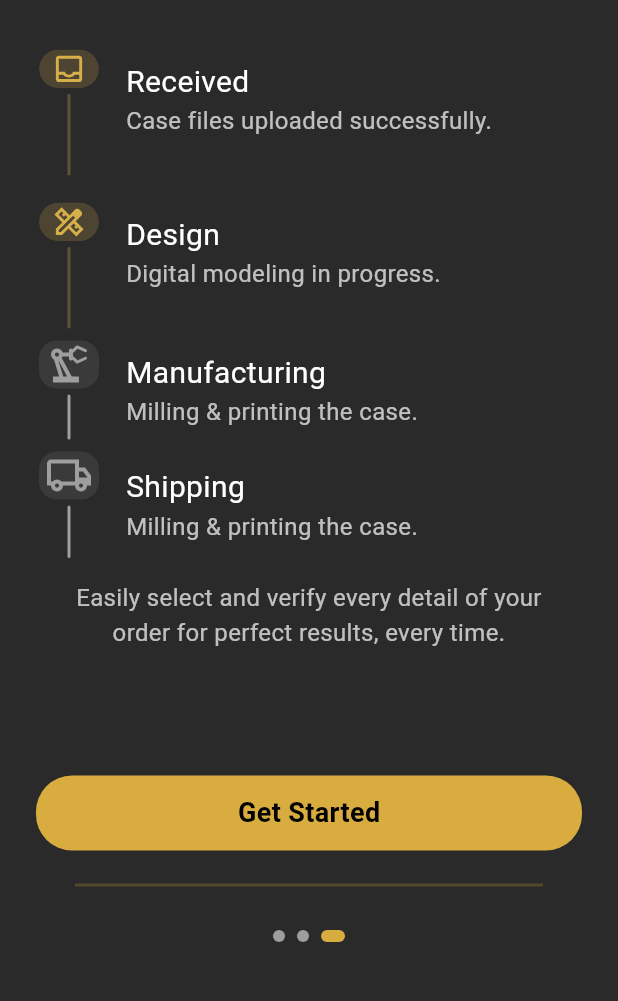
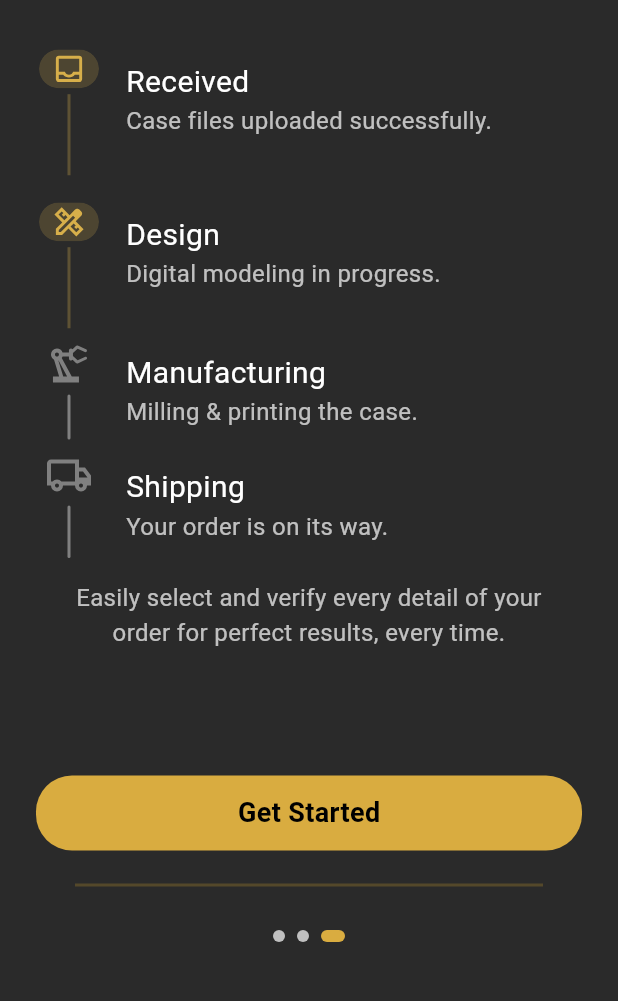
Before and after one commit to abdullahAabu-kuffa/dental_lab_app, a Flutter app: the screen it shows after launch, swiped to page 3, on a phone screen of 412 x 824 dp, the part 234-1235 px from its top. Run offline on Flutter 3.47's test engine with Material 3 defaults, Android fonts, the light colour scheme and no system bars; our stand-ins replace flutter_screenutil, flutter_svg.

Commit message:
refactor the code and remove the hard coded like strings and images's paths and colors

```diff
--- a/lib/core/constants/app_constants.dart
+++ b/lib/core/constants/app_constants.dart
@@ -13,6 +13,12 @@ class AppImages {
   static const path = 'assets/images/';
 
   static const String logo = '${path}logo.svg';
+  static const String upload = '${path}upload.svg';
+  static const String recieved = '${path}recieved.svg';
+  static const String design = '${path}design.svg';
+  static const String manufacturing = '${path}manufactoring.svg';
+  static const String shipping = '${path}shipping.svg';
+  static const String checkedOnboarding = '${path}checked_onboarding.svg';
 }
 
 // App Strings Constants
@@ -22,4 +28,29 @@ class AppStrings {
   static const String title = 'Avante dental solution';
   static const String materialTypes = 'Material Types';
   static const String shadeSelection = 'Shade Selection';
+  static const String designOptions = 'Design Options';
+  static const String chooseYourMaterial =
+      'Choose Your Material & Order Online';
+  static const String easilySelectDetails =
+      'Easily select and verify every detail of your order for perfect results, every time.';
+  static const String quote = 'Egypt\'s Avante';
+  static const String dental = ' dental';
+  static const String solution = ' solution';
+  static const String digitalCaseSubmission = '100% Digital Case Submission';
+  static const String uploadInstructions =
+      'Upload your ExoCAD or intraoral scan files directly to our cloud platform.';
+  static const String received = 'Received';
+  static const String caseFilesUploaded = 'Case files uploaded successfully.';
+  static const String design = 'Design';
+  static const String manufacturing = 'Manufacturing';
+  static const String digitalModelingInProgress =
+      'Digital modeling in progress.';
+  static const String millingAndPrintingTheCase =
+      'Milling & printing the case.';
+  static const String shipping = 'Shipping';
+  static const String shippingInProgress = 'Your order is on its way.';
+  static const String easlySelect =
+      'Easily select and verify every detail of your order for perfect results, every time.';
+  static const String getStarted = 'Get Started';
+  static const String next = 'Next';
 }
--- a/lib/core/theme/app_colors.dart
+++ b/lib/core/theme/app_colors.dart
@@ -8,5 +8,7 @@ class AppColors {
   static const Color goldenColor = Color(0xff54482A);
   static const Color whiteColor = Color(0xFFFFFFFF);
   static const Color whiteColor70 = Color(0xB3FFFFFF);
-
+  static const Color blackColor = Color(0xFF000000);
+  static const Color yellowColor = Color(0xffD9AC40);
+  static const Color greyColor = Color(0xFF808080);
 }
--- a/lib/presentation/screens/onboarding/onboarding_view.dart
+++ b/lib/presentation/screens/onboarding/onboarding_view.dart
@@ -1,4 +1,6 @@
-import 'package:dental_lab_app/presentation/screens/login/login.dart';
+import 'package:dental_lab_app/core/constants/app_constants.dart';
+import 'package:dental_lab_app/core/routing/app_router.dart';
+import 'package:dental_lab_app/core/theme/app_colors.dart';
 import 'package:dental_lab_app/presentation/screens/onboarding/first_onboarding.dart';
 import 'package:dental_lab_app/presentation/screens/onboarding/second_onboarding.dart';
 import 'package:dental_lab_app/presentation/screens/onboarding/third_onboarding.dart';
@@ -46,16 +48,14 @@ class _OnboardingViewState extends State<OnboardingView> {
                       curve: Curves.easeInOut,
                     );
                   } else {
-                    Navigator.of(
-                      context,
-                    ).push(MaterialPageRoute(builder: (_) => const Login()));
+                    Navigator.pushNamedAndRemoveUntil(context, Routes.loginRoute, (route) => false);
                   }
                 },
                 child: Center(
                   child: Text(
-                    _currentPage < 2 ? 'Next' : 'Get Started',
+                    _currentPage < 2 ? AppStrings.next : AppStrings.getStarted,
                     style: TextStyle(
-                      color: Colors.black,
+                      color: AppColors.blackColor,
                       fontSize: 18,
                       fontWeight: FontWeight.w600,
                     ),
@@ -68,7 +68,7 @@ class _OnboardingViewState extends State<OnboardingView> {
               left: 0,
               right: 0,
               child: Divider(
-                color: Color(0xff54482A),
+                color: AppColors.goldenColor,
                 thickness: 2,
                 indent: 50,
                 endIndent: 50,
@@ -86,13 +86,15 @@ class _OnboardingViewState extends State<OnboardingView> {
                     width: _currentPage == index ? 16 : 8,
                     height: 8,
                     decoration: BoxDecoration(
-                      color: _currentPage == index ? Color(0xffD9AC40) : Colors.grey,
+                      color: _currentPage == index
+                          ? AppColors.yellowColor
+                          : AppColors.whiteColor70,
                       borderRadius: BorderRadius.circular(4),
                     ),
                   );
                 }),
               ),
-            )
+            ),
           ],
         ),
       ),
--- a/lib/presentation/screens/onboarding/third_onboarding.dart
+++ b/lib/presentation/screens/onboarding/third_onboarding.dart
@@ -1,3 +1,5 @@
+import 'package:dental_lab_app/core/constants/app_constants.dart';
+import 'package:dental_lab_app/core/theme/app_colors.dart';
 import 'package:dental_lab_app/presentation/widgets/custom_qoute.dart';
 import 'package:flutter/material.dart';
 import 'package:flutter_svg/svg.dart';
@@ -8,7 +10,7 @@ class ThirdOnboarding extends StatelessWidget {
   @override
   Widget build(BuildContext context) {
     return Container(
-      color: Color(0xff2A2A2A),
+      color: AppColors.primBgColor,
       child: Padding(
         padding: const EdgeInsets.symmetric(horizontal: 8.0),
         child: Column(
@@ -16,7 +18,7 @@ class ThirdOnboarding extends StatelessWidget {
             const SizedBox(height: 20),
             CustomQoute(),
             const SizedBox(height: 24),
-            SvgPicture.asset('assets/images/logo.svg'),
+            SvgPicture.asset(AppImages.logo),
             const SizedBox(height: 15),
             SizedBox(
               child: Column(
@@ -25,23 +27,23 @@ class ThirdOnboarding extends StatelessWidget {
                   Row(
                     mainAxisAlignment: MainAxisAlignment.start,
                     children: [
-                      SvgPicture.asset('assets/images/recieved.svg'),
+                      SvgPicture.asset(AppImages.recieved),
                       Column(
                         crossAxisAlignment: CrossAxisAlignment.start,
                         mainAxisAlignment: MainAxisAlignment.center,
                         children: [
                           Text(
-                            'Received',
+                            AppStrings.received,
                             style: TextStyle(
-                              color: Colors.white,
+                              color: AppColors.whiteColor,
                               fontSize: 20,
                               fontWeight: FontWeight.w400,
                             ),
                           ),
                           Text(
-                            'Case files uploaded successfully.',
+                            AppStrings.caseFilesUploaded,
                             style: TextStyle(
-                              color: Colors.white70,
+                              color: AppColors.whiteColor70,
                               fontSize: 16,
                               fontWeight: FontWeight.w400,
                             ),
@@ -53,23 +55,23 @@ class ThirdOnboarding extends StatelessWidget {
                   Row(
                     mainAxisAlignment: MainAxisAlignment.start,
                     children: [
-                      SvgPicture.asset('assets/images/design.svg'),
+                      SvgPicture.asset(AppImages.design),
                       Column(
                         crossAxisAlignment: CrossAxisAlignment.start,
                         mainAxisAlignment: MainAxisAlignment.center,
                         children: [
                           Text(
-                            'Design',
+                            AppStrings.design,
                             style: TextStyle(
-                              color: Colors.white,
+                              color: AppColors.whiteColor,
                               fontSize: 20,
                               fontWeight: FontWeight.w400,
                             ),
                           ),
                           Text(
-                            'Digital modeling in progress.',
+                            AppStrings.digitalModelingInProgress,
                             style: TextStyle(
-                              color: Colors.white70,
+                              color: AppColors.whiteColor70,
                               fontSize: 16,
                               fontWeight: FontWeight.w400,
                             ),
@@ -91,14 +93,14 @@ class ThirdOnboarding extends StatelessWidget {
                               width: 40,
                               decoration: BoxDecoration(
                                 borderRadius: BorderRadius.circular(12),
-                                color: const Color(0xff3A3A3A),
+                                color: AppColors.primBgColor,
                               ),
                               child: SvgPicture.asset(
-                                'assets/images/manufactoring.svg',
+                                AppImages.manufacturing,
                                 height: 24,
                                 width: 24,
                                 colorFilter: ColorFilter.mode(
-                                  Colors.grey,
+                                  AppColors.greyColor,
                                   BlendMode.srcIn,
                                 ),
                               ),
@@ -108,10 +110,10 @@ class ThirdOnboarding extends StatelessWidget {
                               height: 30,
                               width: 2,
                               decoration: BoxDecoration(
-                                color: Colors.grey,
+                                color: AppColors.greyColor,
                                 borderRadius: BorderRadius.circular(2),
                               ),
-                            )
+                            ),
                           ],
                         ),
                       ),
@@ -120,17 +122,17 @@ class ThirdOnboarding extends StatelessWidget {
                         mainAxisAlignment: MainAxisAlignment.center,
                         children: [
                           Text(
-                            'Manufacturing',
+                            AppStrings.manufacturing,
                             style: TextStyle(
-                              color: Colors.white,
+                              color: AppColors.whiteColor,
                               fontSize: 20,
                               fontWeight: FontWeight.w400,
                             ),
                           ),
                           Text(
-                            'Milling & printing the case.',
+                            AppStrings.millingAndPrintingTheCase,
                             style: TextStyle(
-                              color: Colors.white70,
+                              color: AppColors.whiteColor70,
                               fontSize: 16,
                               fontWeight: FontWeight.w400,
                             ),
@@ -152,14 +154,14 @@ class ThirdOnboarding extends StatelessWidget {
                               width: 40,
                               decoration: BoxDecoration(
                                 borderRadius: BorderRadius.circular(12),
-                                color: const Color(0xff3A3A3A),
+                                color: AppColors.primBgColor,
                               ),
                               child: SvgPicture.asset(
-                                'assets/images/shipping.svg',
+                                AppImages.shipping,
                                 height: 24,
                                 width: 24,
                                 colorFilter: ColorFilter.mode(
-                                  Colors.grey,
+                                  AppColors.greyColor,
                                   BlendMode.srcIn,
                                 ),
                               ),
@@ -169,7 +171,7 @@ class ThirdOnboarding extends StatelessWidget {
                               height: 35,
                               width: 2,
                               decoration: BoxDecoration(
-                                color: Colors.grey,
+                                color: AppColors.greyColor,
                                 borderRadius: BorderRadius.circular(2),
                               ),
                             ),
@@ -181,17 +183,17 @@ class ThirdOnboarding extends StatelessWidget {
                         mainAxisAlignment: MainAxisAlignment.center,
                         children: [
                           Text(
-                            'Shipping',
+                            AppStrings.shipping,
                             style: TextStyle(
-                              color: Colors.white,
+                              color: AppColors.whiteColor,
                               fontSize: 20,
                               fontWeight: FontWeight.w400,
                             ),
                           ),
                           Text(
-                            'Milling & printing the case.',
+                            AppStrings.shippingInProgress,
                             style: TextStyle(
-                              color: Colors.white70,
+                              color: AppColors.whiteColor70,
                               fontSize: 16,
                               fontWeight: FontWeight.w400,
                             ),
@@ -208,10 +210,10 @@ class ThirdOnboarding extends StatelessWidget {
             Padding(
               padding: const EdgeInsets.symmetric(horizontal: 24.0),
               child: Text(
-                'Easily select and verify every detail of your order for perfect results, every time.',
+                AppStrings.easlySelect,
                 textAlign: TextAlign.center,
                 style: TextStyle(
-                  color: Colors.white70,
+                  color: AppColors.whiteColor70,
                   fontSize: 16,
                   fontWeight: FontWeight.w400,
                 ),
--- a/lib/presentation/widgets/custom_qoute.dart
+++ b/lib/presentation/widgets/custom_qoute.dart
@@ -1,3 +1,4 @@
+import 'package:dental_lab_app/core/constants/app_constants.dart';
 import 'package:flutter/material.dart';
 
 class CustomQoute extends StatelessWidget {
@@ -9,7 +10,7 @@ class CustomQoute extends StatelessWidget {
       mainAxisAlignment: MainAxisAlignment.center,
       children: [
         Text(
-          "Egypt's Avante",
+          AppStrings.quote,
           style: TextStyle(
             color: Colors.white,
             fontSize: 16,
@@ -17,7 +18,7 @@ class CustomQoute extends StatelessWidget {
           ),
         ),
         Text(
-          " dental",
+          AppStrings.dental,
           style: TextStyle(
             color: Color(0xffD9AC40),
             fontSize: 16,
@@ -25,7 +26,7 @@ class CustomQoute extends StatelessWidget {
           ),
         ),
         Text(
-          " solution",
+          AppStrings.solution,
           style: TextStyle(
             color: Colors.white,
             fontSize: 16,
```
Also changed, not shown: lib/presentation/screens/onboarding/first_onboarding.dart (+19 -18 lines), lib/presentation/screens/onboarding/second_onboarding.dart (+9 -7 lines), lib/presentation/screens/splash/splash_screen.dart (+5 -3 lines).
